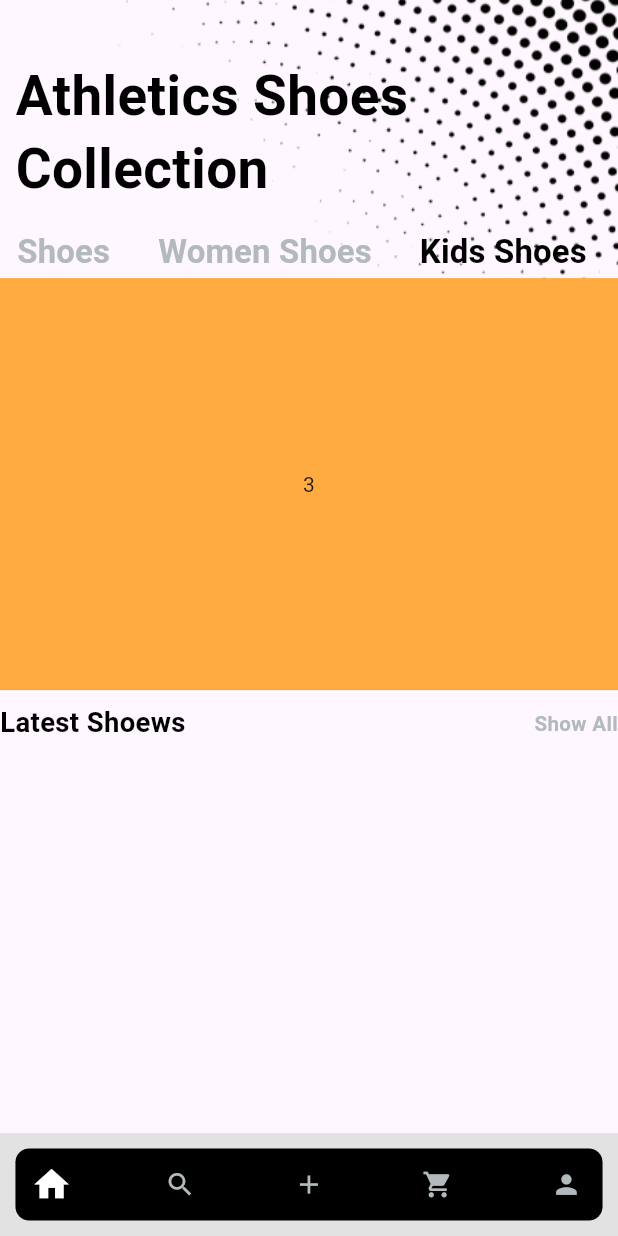
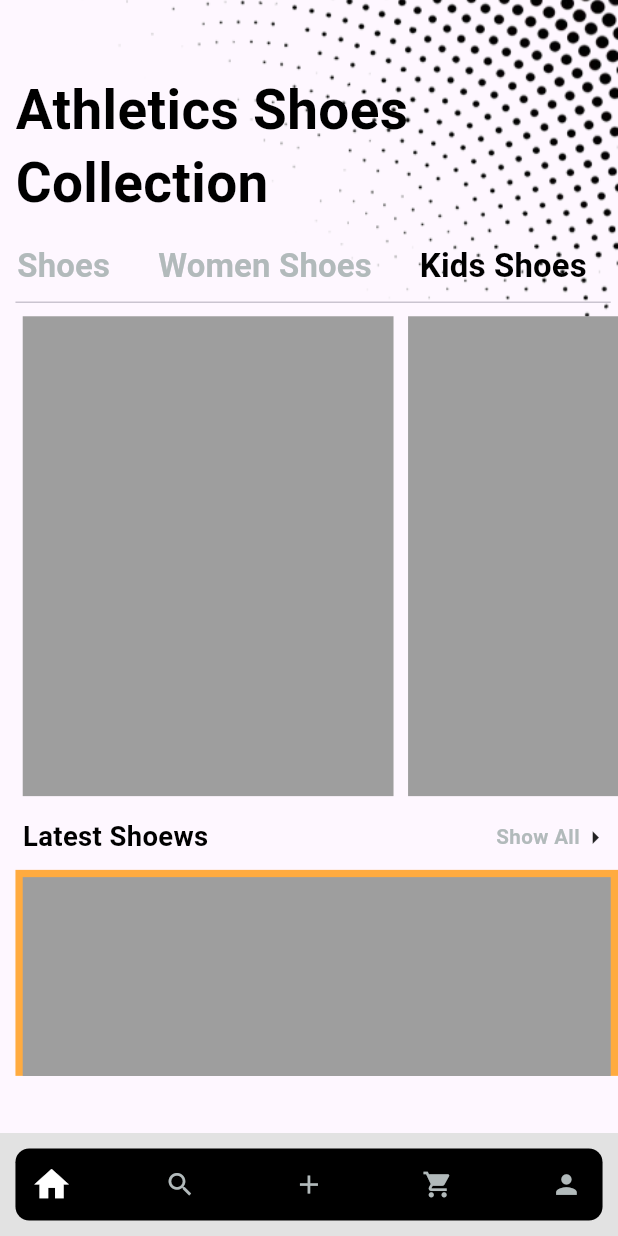
Before and after one commit to Kumail-Raza-Bangash/online_shooz_shop, a Flutter app: the screen it shows after launch, tab 3 chosen, on a phone screen of 412 x 824 dp. Run offline on Flutter 3.47's test engine with Material 3 defaults, Android fonts, the phone set to English and light mode, and no system bars; our stand-ins replace google_fonts; Roboto replaces fonts that are missing (Ubuntu).

Commit message:
Updated Code

```diff
--- a/lib/view/pages/home_page.dart
+++ b/lib/view/pages/home_page.dart
@@ -41,7 +41,7 @@ class _HomePageState extends State<HomePage> with TickerProviderStateMixin {
               child: Container(
                 padding: EdgeInsets.fromLTRB(
                   Dimensions.width10,
-                  Dimensions.height10,
+                  Dimensions.height20,
                   Dimensions.width05,
                   Dimensions.height10,
                 ),
@@ -66,7 +66,7 @@ class _HomePageState extends State<HomePage> with TickerProviderStateMixin {
                         1.2,
                       ),
                     ),
-                    SizedBox(height: Dimensions.height05),
+                    SizedBox(height: Dimensions.height10),
 
                     //tabbar
                     TabBar(
@@ -98,7 +98,10 @@ class _HomePageState extends State<HomePage> with TickerProviderStateMixin {
             // Tabbar
 
             Padding(
-              padding: EdgeInsets.only(top: Dimensions.screenHeight * 0.225),
+              padding: EdgeInsets.only(
+                top: Dimensions.screenHeight * 0.25,
+                left: Dimensions.width10,
+              ),
               child: TabBarView(
                 controller: _tabController,
                 children: [
@@ -134,18 +137,31 @@ class _HomePageState extends State<HomePage> with TickerProviderStateMixin {
                   //
                   Column(
                     children: [
-                      Container(
-                        height: Dimensions.height30 * 10,
-                        width: Dimensions.screenWidth,
-                        color: Colors.orangeAccent,
-                        child: const Center(
-                          child: Text("3"),
+                      SizedBox(
+                        height: Dimensions.screenHeight * 0.4,
+                        child: ListView.builder(
+                          itemCount: 6,
+                          scrollDirection: Axis.horizontal,
+                          itemBuilder: (context, index) {
+                            return Container(
+                              color: Colors.grey,
+                              height: Dimensions.screenHeight,
+                              width: Dimensions.screenWidth * 0.6,
+                              margin: EdgeInsets.all(Dimensions.width05),
+                            );
+                          },
                         ),
                       ),
-                      SizedBox(height: Dimensions.height10),
                       Column(
                         children: [
-                          Row(
+                          Padding(
+                            padding: EdgeInsets.fromLTRB(
+                              Dimensions.width05,
+                              Dimensions.height10,
+                              Dimensions.width05,
+                              Dimensions.height10,
+                            ),
+                            child: Row(
                               mainAxisAlignment: MainAxisAlignment.spaceBetween,
                               children: [
                                 Text(
@@ -166,9 +182,30 @@ class _HomePageState extends State<HomePage> with TickerProviderStateMixin {
                                         FontWeight.bold,
                                       ),
                                     ),
+                                    Icon(
+                                      Icons.arrow_right,
+                                      size: Dimensions.iconSize25,
+                                    )
                                   ],
                                 )
                               ],
+                            ),
+                          ),
+                          Container(
+                            height: Dimensions.height30 * 5,
+                            color: Colors.orangeAccent,
+                            child: ListView.builder(
+                              itemCount: 6,
+                              scrollDirection: Axis.vertical,
+                              itemBuilder: (context, index) {
+                                return Container(
+                                  color: Colors.grey,
+                                  height: Dimensions.screenHeight,
+                                  width: Dimensions.screenWidth * 0.28,
+                                  margin: EdgeInsets.all(Dimensions.width05),
+                                );
+                              },
+                            ),
                           )
                         ],
                       )
```
Lines whose indentation alone changed are shown as unchanged.
